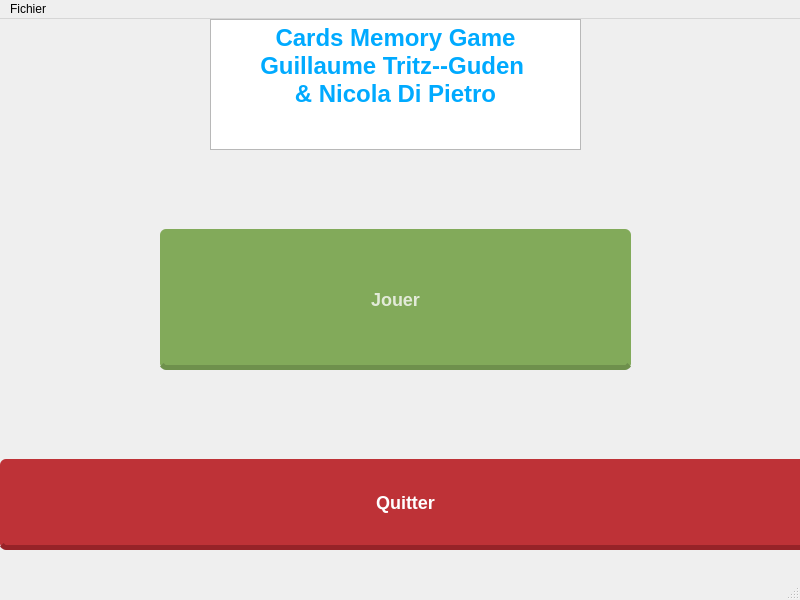
Qt form mainwindow.ui (OxmoGambino/CardGames) before a commit.
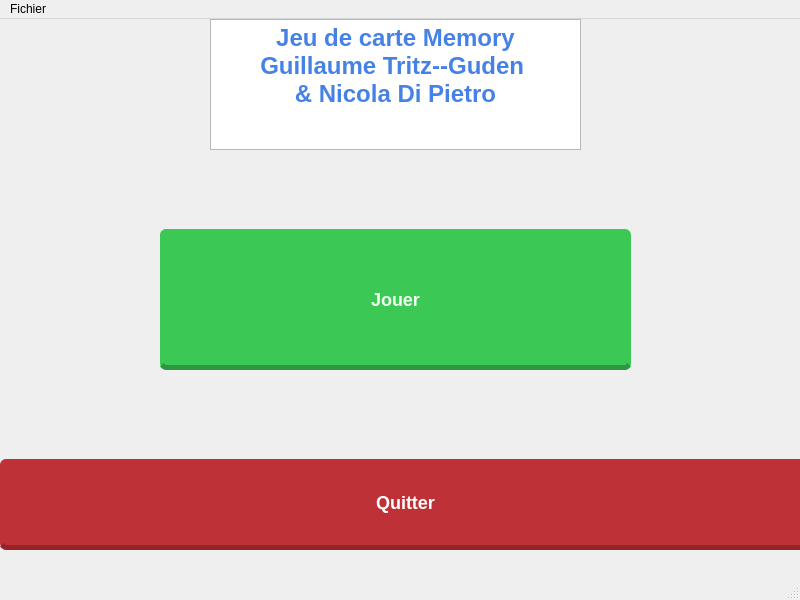
The same form after that commit.

Diff of the .ui file:
```diff
--- a/mainwindow.ui
+++ b/mainwindow.ui
@@ -32,6 +32,29 @@
       <height>131</height>
      </rect>
     </property>
+    <property name="styleSheet">
+     <string notr="true">QLabel {
+    background-color: rgb(0, 0, 0);
+    color: white;
+    padding: 6px;
+    font-size: 18px;
+    font-weight: bold;
+    border-radius: 4px;
+
+    border: 2px solid rgb(0, 0, 0);   /* remplace la bordure bleue */
+    outline: none;
+	border-bottom: 2px solid rgb(0, 0, 0);
+}
+
+
+QLabel:focus {
+    border: none;
+    outline: none;
+}
+
+
+</string>
+    </property>
     <property name="html">
      <string>&lt;!DOCTYPE HTML PUBLIC &quot;-//W3C//DTD HTML 4.0//EN&quot; &quot;http://www.w3.org/TR/REC-html40/strict.dtd&quot;&gt;
 &lt;html&gt;&lt;head&gt;&lt;meta name=&quot;qrichtext&quot; content=&quot;1&quot; /&gt;&lt;meta charset=&quot;utf-8&quot; /&gt;&lt;style type=&quot;text/css&quot;&gt;
@@ -40,9 +63,9 @@
 li.unchecked::marker { content: &quot;\2610&quot;; }
 li.checked::marker { content: &quot;\2612&quot;; }
 &lt;/style&gt;&lt;/head&gt;&lt;body style=&quot; font-family:'Segoe UI'; font-size:9pt; font-weight:400; font-style:normal;&quot;&gt;
-&lt;p align=&quot;center&quot; style=&quot; margin-top:0px; margin-bottom:0px; margin-left:0px; margin-right:0px; -qt-block-indent:0; text-indent:0px;&quot;&gt;&lt;span style=&quot; font-size:18pt; font-weight:700; color:#00aaff;&quot;&gt;Cards Memory Game&lt;/span&gt;&lt;/p&gt;
-&lt;p align=&quot;center&quot; style=&quot; margin-top:0px; margin-bottom:0px; margin-left:0px; margin-right:0px; -qt-block-indent:0; text-indent:0px;&quot;&gt;&lt;span style=&quot; font-size:18pt; font-weight:700; color:#00aaff;&quot;&gt;Guillaume Tritz--Guden &lt;/span&gt;&lt;/p&gt;
-&lt;p align=&quot;center&quot; style=&quot; margin-top:0px; margin-bottom:0px; margin-left:0px; margin-right:0px; -qt-block-indent:0; text-indent:0px;&quot;&gt;&lt;span style=&quot; font-size:18pt; font-weight:700; color:#00aaff;&quot;&gt;&amp;amp; Nicola Di Pietro&lt;/span&gt;&lt;/p&gt;&lt;/body&gt;&lt;/html&gt;</string>
+&lt;p align=&quot;center&quot; style=&quot; margin-top:0px; margin-bottom:0px; margin-left:0px; margin-right:0px; -qt-block-indent:0; text-indent:0px;&quot;&gt;&lt;span style=&quot; font-size:18pt; font-weight:700; color:#4682e6;&quot;&gt;Jeu de carte Memory&lt;/span&gt;&lt;/p&gt;
+&lt;p align=&quot;center&quot; style=&quot; margin-top:0px; margin-bottom:0px; margin-left:0px; margin-right:0px; -qt-block-indent:0; text-indent:0px;&quot;&gt;&lt;span style=&quot; font-size:18pt; font-weight:700; color:#4682e6;&quot;&gt;Guillaume Tritz--Guden &lt;/span&gt;&lt;/p&gt;
+&lt;p align=&quot;center&quot; style=&quot; margin-top:0px; margin-bottom:0px; margin-left:0px; margin-right:0px; -qt-block-indent:0; text-indent:0px;&quot;&gt;&lt;span style=&quot; font-size:18pt; font-weight:700; color:#4682e6;&quot;&gt;&amp;amp; Nicola Di Pietro&lt;/span&gt;&lt;/p&gt;&lt;/body&gt;&lt;/html&gt;</string>
     </property>
    </widget>
    <widget class="QPushButton" name="exitButton">
@@ -95,14 +118,14 @@
     </property>
     <property name="styleSheet">
      <string notr="true">QPushButton {
-    background-color: rgb(130, 170, 90);          
-    color: rgb(226, 234, 216);
+    background-color: rgb(60, 200, 85);       
+    color: rgb(240, 255, 240);
     border: none;
     padding-top: 5px;
     font-size: 18px;
     font-weight: bold;
     border-radius: 6px;
-    border-bottom: 5px solid rgb(110, 144, 76);
+    border-bottom: 5px solid rgb(45, 150, 65); 
 }
 
 QPushButton:hover {
```
Left out of the diff: 11 changed lines with no effect on the pictures.
